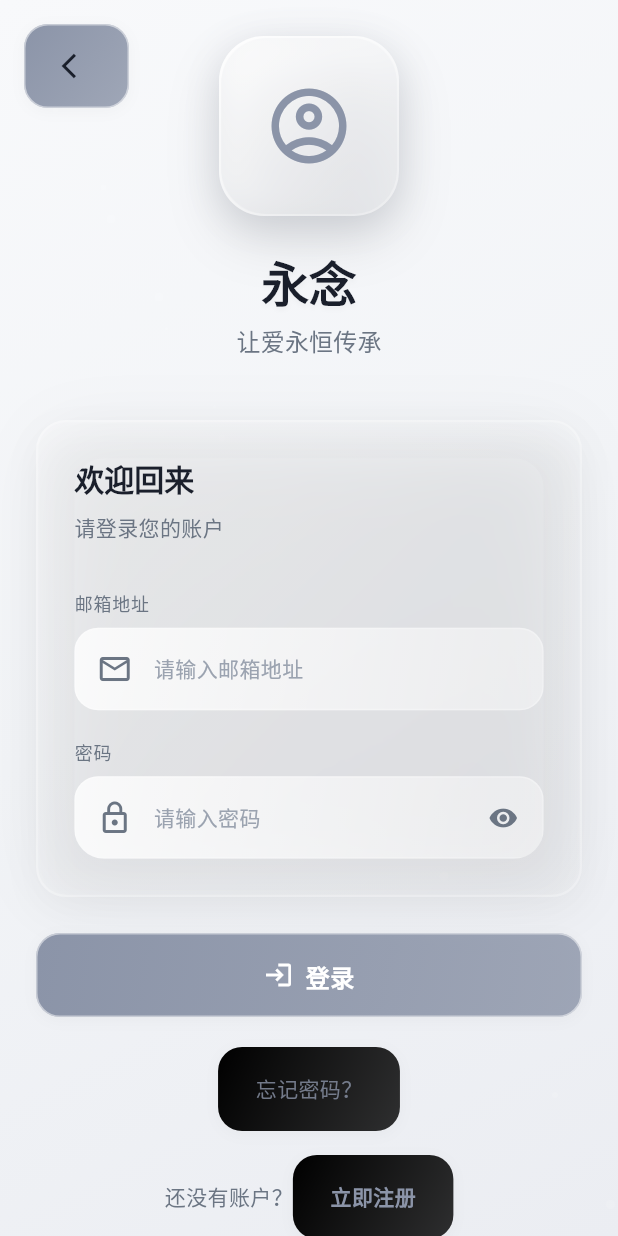
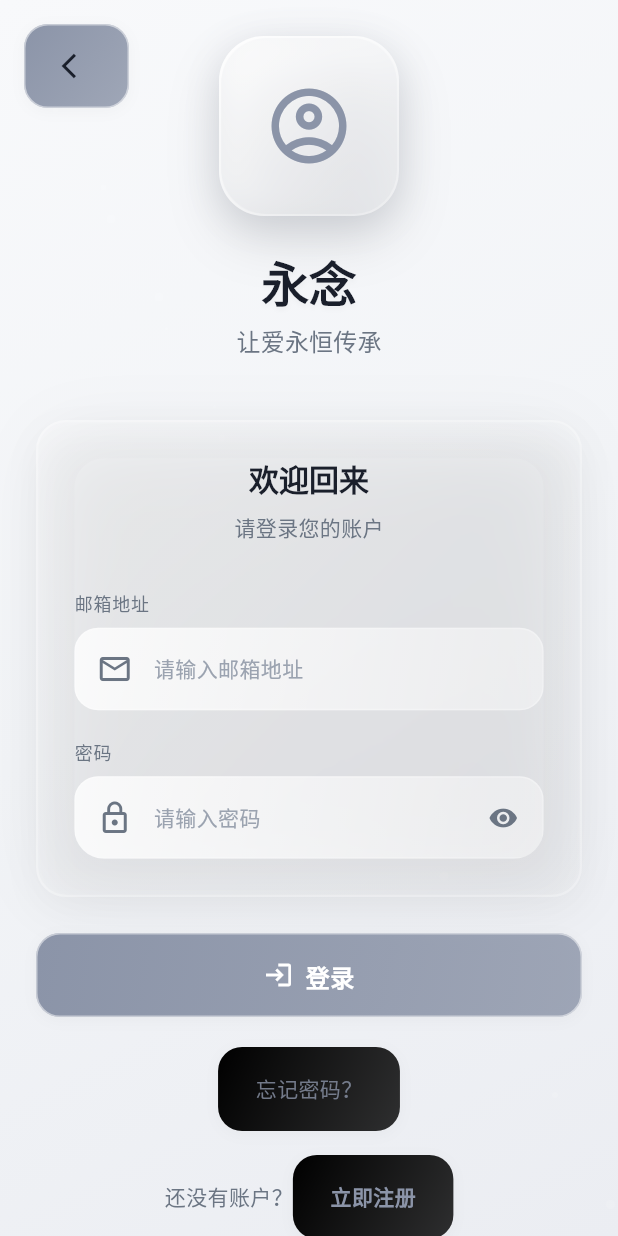
Before and after one commit to zhy844694805/flutter-eteria, a Flutter app: the GlassLoginPage screen opened directly, on a phone screen of 412 x 824 dp. Run offline on Flutter 3.47's test engine with Material 3 defaults, Android fonts, the phone set to English and light mode, and no system bars; our stand-ins replace cached_network_image, flutter_image_compress, google_fonts, image_picker, package_info_plus, qr_flutter and 2 more; missing offline and left inert: mailer; accounts and stored records are empty.

Commit message:
优化用户体验和页面导航功能
功能增强:
- 实现用户登录成功后的自动跳转功能，显示成功提示后1.5秒自动返回首页
- 修复创建纪念页面成功后的自动跳转问题，通过回调机制正确切换底部导航
- 优化登录页面UI设计，将"欢迎回来"和"请登录您的账户"文案居中对齐

技术改进:
- 解决底部导航结构中Navigator.popUntil无法正确工作的问题
- 为GlassCreatePage添加onNavigateToHome回调参数，实现正确的页面跳转
- 在MemorialProvider中添加调试日志，便于追踪纪念创建过程
- 统一登录和创建成功的用户反馈时长和跳转逻辑

用户体验:
- 提供一致的成功反馈和自动跳转体验
- 避免用户手动返回操作，提升操作流畅性
- 改善登录界面的视觉平衡和专业感

🤖 Generated with [Claude Code](https://claude.ai/code)

Co-Authored-By: Claude <noreply@anthropic.com>

```diff
--- a/lib/pages/glass_login_page.dart
+++ b/lib/pages/glass_login_page.dart
@@ -290,21 +290,25 @@ class _GlassLoginPageState extends State<GlassLoginPage>
             child: Column(
               crossAxisAlignment: CrossAxisAlignment.start,
               children: [
-                // 表单标题
-                Text(
+                // 表单标题 - 居中对齐
+                Center(
+                  child: Text(
                     '欢迎回来',
                     style: Theme.of(context).textTheme.titleLarge?.copyWith(
                       color: GlassmorphismColors.textOnGlass,
                       fontWeight: FontWeight.w600,
                     ),
                   ),
+                ),
 
                 const SizedBox(height: 8),
 
-                Text(
+                Center(
+                  child: Text(
                     '请登录您的账户',
                     style: Theme.of(context).textTheme.bodyMedium?.copyWith(
                       color: GlassmorphismColors.textSecondary,
+                    ),
                   ),
                 ),
 
@@ -506,9 +510,16 @@ class _GlassLoginPageState extends State<GlassLoginPage>
               shape: RoundedRectangleBorder(
                 borderRadius: BorderRadius.circular(12),
               ),
+              duration: const Duration(seconds: 1),
             ),
           );
-          // AuthProvider状态变化会自动更新UI
+
+          // 延迟1.5秒后自动跳转到首页
+          Future.delayed(const Duration(milliseconds: 1500), () {
+            if (mounted) {
+              Navigator.of(context).popUntil((route) => route.isFirst);
+            }
+          });
         } else {
           final errorMessage = authProvider.lastError ?? '登录失败';
           final scaffoldMessenger = ScaffoldMessenger.of(context);
--- a/lib/providers/memorial_provider.dart
+++ b/lib/providers/memorial_provider.dart
@@ -78,11 +78,14 @@ class MemorialProvider extends ChangeNotifier {
 
   Future<bool> addMemorial(Memorial memorial) async {
     try {
+      print('🔄 [MemorialProvider] 开始保存纪念: ${memorial.name}');
       final saved = await _service.saveMemorial(memorial);
       _memorials.add(saved);
       notifyListeners();
+      print('✅ [MemorialProvider] 纪念保存成功，ID: ${saved.id}');
       return true;
     } catch (e) {
+      print('❌ [MemorialProvider] 纪念保存失败: $e');
       return false;
     }
   }
```
Also changed, not shown: lib/main.dart (+7 -1 lines), lib/pages/create_page.dart (+6 -2 lines), lib/pages/glass_create_page.dart (+22 -2 lines). Lines whose indentation alone changed are shown as unchanged.
